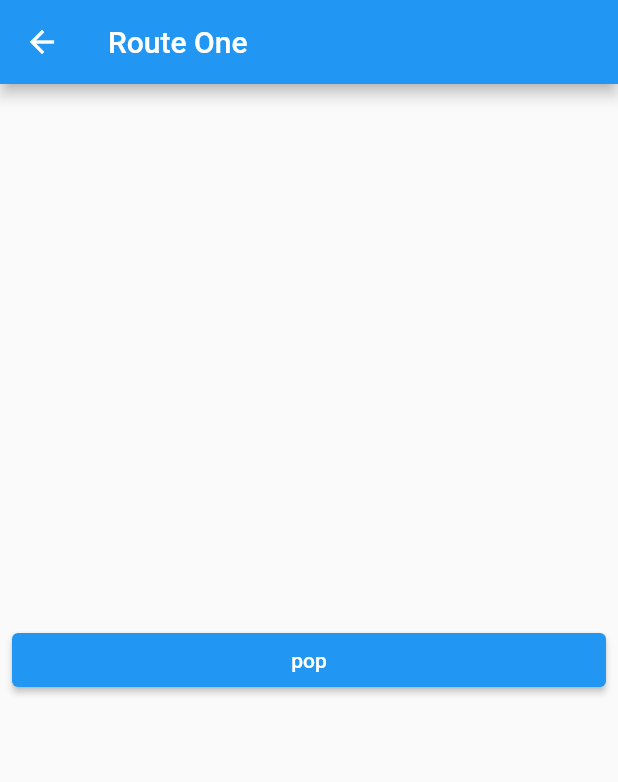
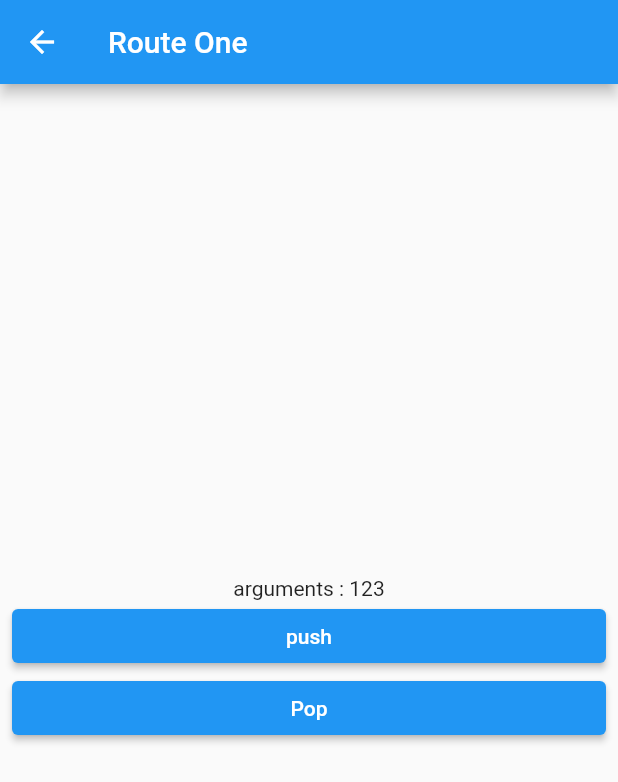
Before and after one commit to sweetswift/navigation, a Flutter app: the screen it shows after launch, after a tap on "Push", on a phone screen of 412 x 824 dp. Shown: the top 782 px of the screen. Run offline on Flutter 3.47's test engine with Material 2 defaults, Android fonts, the phone set to English and light mode, and no system bars.

Commit message:
Add: push,pop Argument 사용해보기

```diff
--- a/lib/screen/home_screen.dart
+++ b/lib/screen/home_screen.dart
@@ -11,12 +11,15 @@ class HomeScreen extends StatelessWidget {
       title: 'Home Screen',
       children: [
         ElevatedButton(
-          onPressed: () {
-            Navigator.of(context).push(
+          onPressed: () async {
+           final result = await Navigator.of(context).push(
               MaterialPageRoute(
-                builder: (BuildContext context) => RouteOneScreen(),
+                builder: (BuildContext context) => RouteOneScreen(
+                  number: 123,
+                ),
               ),
             );
+           print(result);
           },
           child: Text('Push'),
         ),
--- a/lib/screen/route_one_screen.dart
+++ b/lib/screen/route_one_screen.dart
@@ -1,19 +1,42 @@
 import 'package:flutter/material.dart';
 import 'package:navigation/layout/main_layout.dart';
+import 'package:navigation/screen/route_two_screen.dart';
 
 class RouteOneScreen extends StatelessWidget {
-  const RouteOneScreen({Key? key}) : super(key: key);
+  final int number;
+
+  const RouteOneScreen({
+    required this.number,
+    Key? key,
+  }) : super(key: key);
 
   @override
   Widget build(BuildContext context) {
     return MainLayout(
       title: 'Route One',
       children: [
+        Text(
+          'arguments : ${number.toString()}',
+          textAlign: TextAlign.center,
+        ),
+        ElevatedButton(
+          onPressed: () {
+            Navigator.of(context).push(
+              MaterialPageRoute(
+                builder: (_) => RouteTwoScreen(),
+                settings: RouteSettings(
+                  arguments: 789,
+                ),
+              ),
+            );
+          },
+          child: Text('push'),
+        ),
         ElevatedButton(
           onPressed: () {
             Navigator.of(context).pop();
           },
-          child: Text('pop'),
+          child: Text('Pop'),
         ),
       ],
     );
--- a/lib/screen/route_two_screen.dart
+++ b/lib/screen/route_two_screen.dart
@@ -1,14 +1,21 @@
 import 'package:flutter/material.dart';
 import 'package:navigation/layout/main_layout.dart';
+import 'package:navigation/screen/route_three_screen.dart';
 
 class RouteTwoScreen extends StatelessWidget {
   const RouteTwoScreen({Key? key}) : super(key: key);
 
   @override
   Widget build(BuildContext context) {
+    final arguments = ModalRoute.of(context)!.settings.arguments;
+
     return MainLayout(
       title: 'Route Two',
       children: [
+        Text(
+          'arguments: ${arguments}',
+          textAlign: TextAlign.center,
+        ),
         ElevatedButton(
           onPressed: () {
             Navigator.of(context).pop();
@@ -18,7 +25,8 @@ class RouteTwoScreen extends StatelessWidget {
         ElevatedButton(
           onPressed: () {
             Navigator.of(context).push(
-              MaterialPageRoute(builder: (_) => RouteTwoScreen(),
+              MaterialPageRoute(
+                builder: (_) => RouteThreeScreen(),
               ),
             );
           },
```
